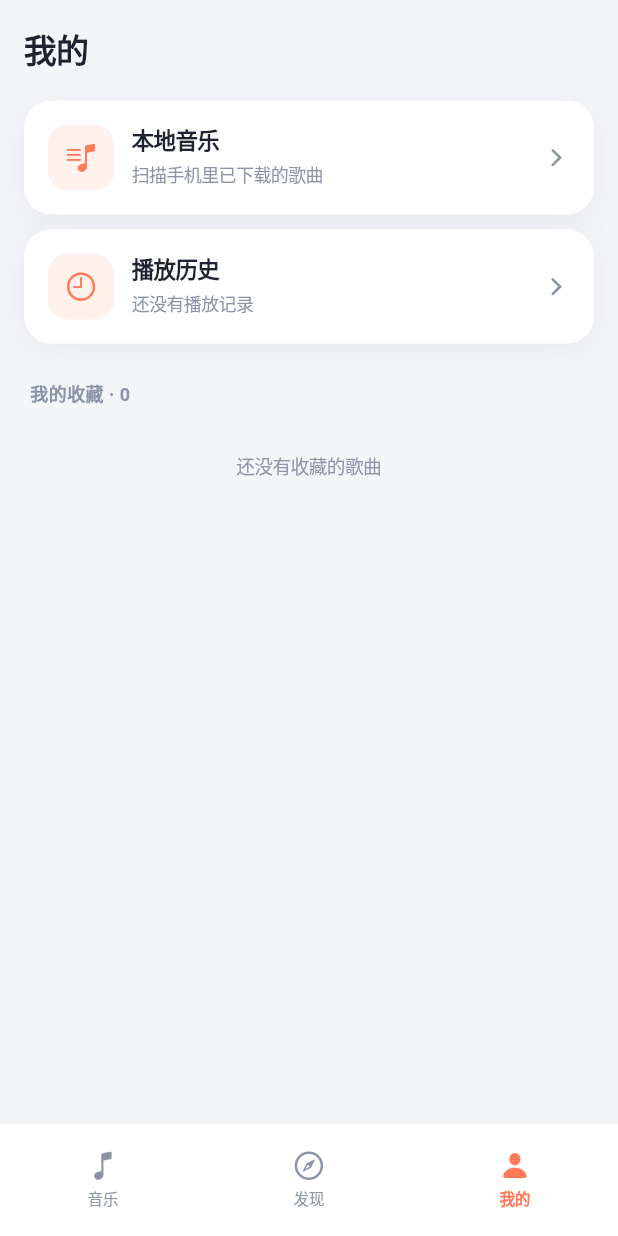
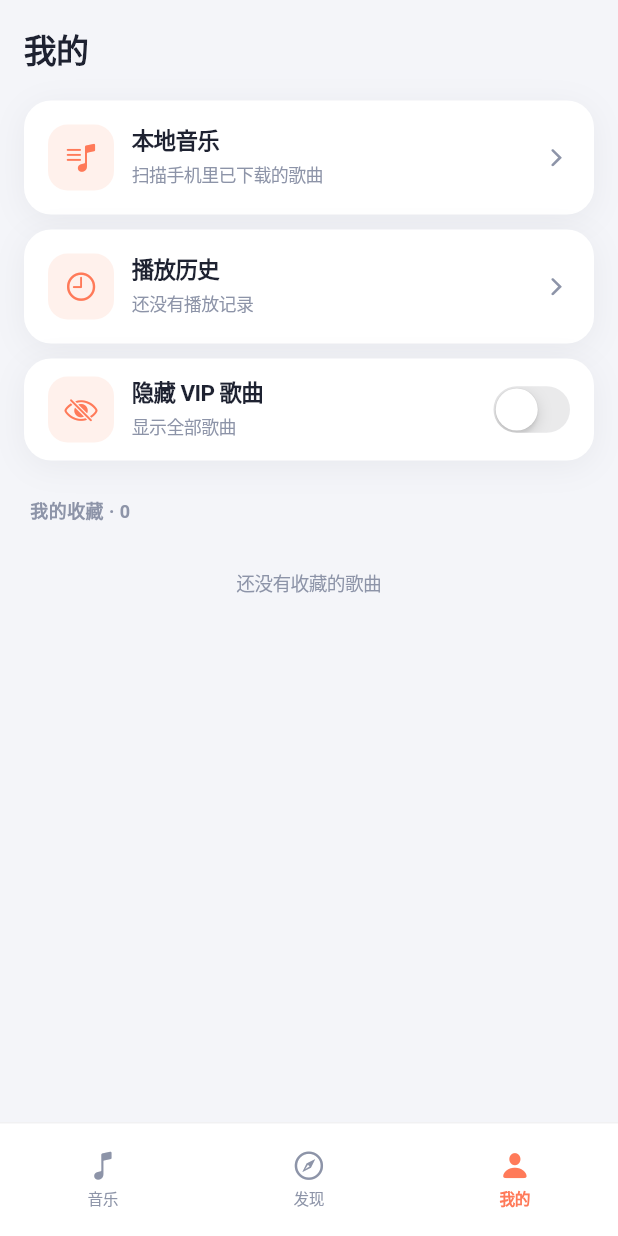
Before and after one commit to shayulajiao281/furmusic, a Flutter app: the screen it shows after launch, item 3 of the bottom bar chosen, on a phone screen of 412 x 824 dp. Run offline on Flutter 3.47's test engine with Material 3 defaults, Android fonts, the phone set to English and light mode, and no system bars; our stand-ins replace flutter_riverpod, go_router, just_audio, just_audio_background, palette_generator, permission_handler and 1 more; network calls fail.

Commit message:
fix 本地音乐10

```diff
--- a/lib/pages/profile_page.dart
+++ b/lib/pages/profile_page.dart
@@ -16,6 +16,12 @@ class ProfilePage extends ConsumerWidget {
     final player = ref.watch(playerStateProvider);
     final favorites = ref.watch(favoriteSongsProvider);
     final recent = ref.watch(recentSongsProvider);
+    final hideVip = ref.watch(hideVipProvider);
+
+    // ★ 收藏里过滤掉 VIP（如果开启了）
+    final visibleFavorites = hideVip
+        ? favorites.where((s) => !s.isVip).toList()
+        : favorites;
 
     return Container(
       color: AppColors.bg,
@@ -50,7 +56,7 @@ class ProfilePage extends ConsumerWidget {
                     onTap: () => context.push('/local-music'),
                   ),
                   const SizedBox(height: 10),
-                  // ★ 播放历史入口
+                  // 播放历史入口
                   _entryCard(
                     icon: CupertinoIcons.clock,
                     title: '播放历史',
@@ -59,19 +65,31 @@ class ProfilePage extends ConsumerWidget {
                         : '共 ${recent.length} 首',
                     onTap: () => context.push('/play-history'),
                   ),
+                  const SizedBox(height: 10),
+                  // ★ 设置开关卡片
+                  _switchCard(
+                    icon: CupertinoIcons.eye_slash,
+                    title: '隐藏 VIP 歌曲',
+                    subtitle: hideVip ? '已隐藏需要会员的歌曲' : '显示全部歌曲',
+                    value: hideVip,
+                    onChanged: (v) => appNotifier.setHideVip(v),
+                  ),
+
                   const SizedBox(height: 20),
 
                   // 我的收藏
-                  _sectionTitle('我的收藏 · ${favorites.length}'),
-                  if (favorites.isEmpty)
-                    _emptyHint('还没有收藏的歌曲')
+                  _sectionTitle('我的收藏 · ${visibleFavorites.length}'),
+                  if (visibleFavorites.isEmpty)
+                    _emptyHint(
+                      favorites.isEmpty ? '还没有收藏的歌曲' : '当前隐藏了所有 VIP 收藏',
+                    )
                   else
-                    ...favorites.map(
+                    ...visibleFavorites.map(
                       (s) => SongTile(
                         song: s,
-                        active: player.current?.id == s.id,
+                        active: player.current?.globalId == s.globalId,
                         onTap: () {
-                          playerNotifier.playSong(s, queue: favorites);
+                          playerNotifier.playSong(s, queue: visibleFavorites);
                           appNotifier.addRecent(s);
                         },
                         onFavorite: () => appNotifier.toggleFavorite(s),
@@ -149,6 +167,72 @@ class ProfilePage extends ConsumerWidget {
     );
   }
 
+  /// ★ 带开关的卡片
+  Widget _switchCard({
+    required IconData icon,
+    required String title,
+    required String subtitle,
+    required bool value,
+    required ValueChanged<bool> onChanged,
+  }) {
+    return GestureDetector(
+      behavior: HitTestBehavior.opaque,
+      onTap: () => onChanged(!value),
+      child: Container(
+        padding: const EdgeInsets.fromLTRB(16, 12, 12, 12),
+        decoration: BoxDecoration(
+          color: AppColors.card,
+          borderRadius: BorderRadius.circular(18),
+          boxShadow: AppColors.cardShadow,
+        ),
+        child: Row(
+          children: [
+            Container(
+              width: 44,
+              height: 44,
+              alignment: Alignment.center,
+              decoration: BoxDecoration(
+                color: AppColors.primarySoft,
+                borderRadius: BorderRadius.circular(13),
+              ),
+              child: Icon(icon, size: 22, color: AppColors.primary),
+            ),
+            const SizedBox(width: 12),
+            Expanded(
+              child: Column(
+                crossAxisAlignment: CrossAxisAlignment.start,
+                children: [
+                  Text(
+                    title,
+                    style: const TextStyle(
+                      fontSize: 15,
+                      fontWeight: FontWeight.w700,
+                      color: AppColors.text,
+                      height: 1.3,
+                    ),
+                  ),
+                  const SizedBox(height: 3),
+                  Text(
+                    subtitle,
+                    style: const TextStyle(
+                      fontSize: 12,
+                      color: AppColors.muted,
+                    ),
+                  ),
+                ],
+              ),
+            ),
+            CupertinoSwitch(
+              value: value,
+              activeTrackColor: AppColors.primary,
+              onChanged: onChanged,
+            ),
+          ],
+        ),
+      ),
+    );
+  }
+
   Widget _sectionTitle(String text) => Padding(
     padding: const EdgeInsets.fromLTRB(4, 4, 4, 10),
     child: Text(
--- a/lib/widgets/song_tile.dart
+++ b/lib/widgets/song_tile.dart
@@ -65,7 +65,7 @@ class SongTile extends StatelessWidget {
                   const SizedBox(height: 3),
                   Row(
                     children: [
-                      SongSourceBadge(source: song.source),
+                      SongSourceBadge(source: song.source, showVip: song.isVip),
                       const SizedBox(width: 6),
                       Expanded(
                         child: Text(
```
Also changed, not shown: lib/models/song.dart (+10 -2 lines), lib/pages/discover_page.dart (+29 -13 lines), lib/pages/music_page.dart (+26 -18 lines), lib/providers/app_state.dart (+49 -31 lines), lib/services/sources/netease_direct.dart (+10 -10 lines), lib/services/sources/qq_direct.dart (+7 -4 lines), lib/widgets/song_source_badge.dart (+49 -3 lines).
